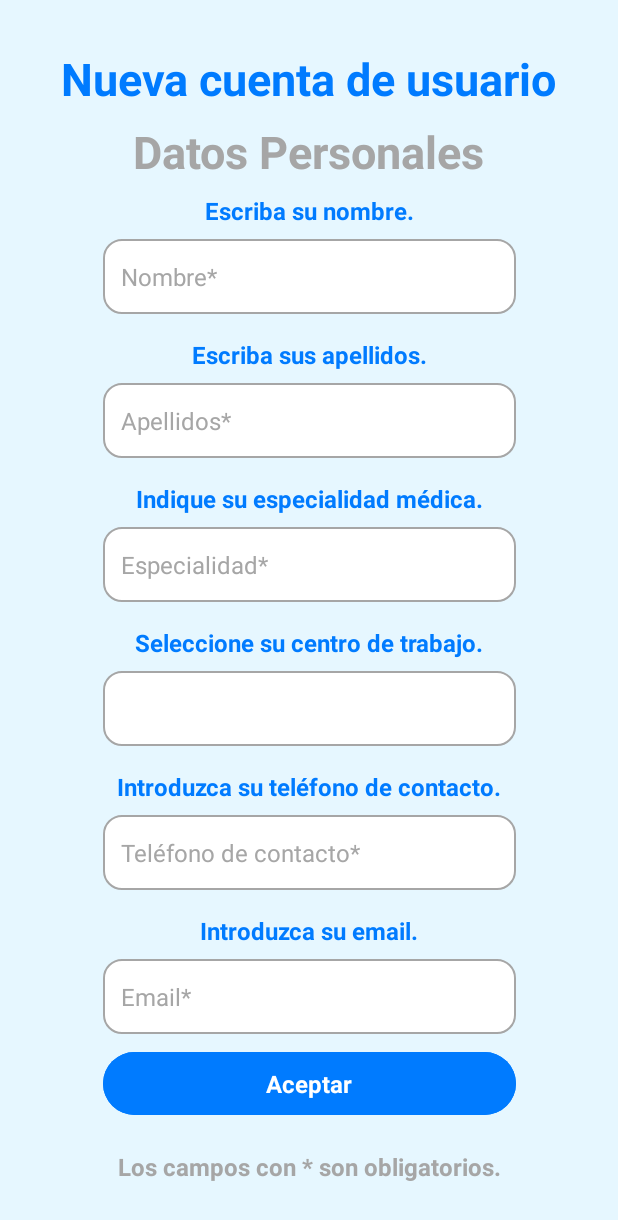
After one commit to JavPueEsc/DiagnoSkin_App, an Android app: the AltaDatosPersonalesActivity screen opened directly, with no data from a screen before it, on a phone screen of 412 x 824 dp. The commit adds this screen. Shown: the top 1220 px of the screen. Run offline under Robolectric (Android 15) with nearby library versions, the phone set to English and light mode, and no system bars.

Commit message:
Versión 1.2: Diseño AltaDatosPersonalesActivity

```diff
--- /dev/null
+++ b/app/src/main/java/es/studium/login/AltaDatosPersonalesActivity.kt
@@ -0,0 +1,16 @@
+package es.studium.login
+
+import android.os.Bundle
+import androidx.activity.enableEdgeToEdge
+import androidx.appcompat.app.AppCompatActivity
+import androidx.core.view.ViewCompat
+import androidx.core.view.WindowInsetsCompat
+import es.studium.diagnoskin_app.R
+
+class AltaDatosPersonalesActivity : AppCompatActivity() {
+    override fun onCreate(savedInstanceState: Bundle?) {
+        super.onCreate(savedInstanceState)
+
+        setContentView(R.layout.login_activity_alta_datos_personales)
+    }
+}
--- a/app/src/main/res/layout/login_activity_alta_datos_de_acceso.xml
+++ b/app/src/main/res/layout/login_activity_alta_datos_de_acceso.xml
@@ -13,17 +13,18 @@
         style="@style/TextosAzul_tam30"
         android:layout_width="wrap_content"
         android:layout_height="wrap_content"
+        android:layout_marginTop="32dp"
         android:text="@string/LO_lbl_tituloNuevaCuentaUsuario"
         app:layout_constraintBottom_toBottomOf="parent"
         app:layout_constraintEnd_toEndOf="parent"
-        app:layout_constraintHorizontal_bias="0.498"
         app:layout_constraintStart_toStartOf="parent"
         app:layout_constraintTop_toTopOf="parent"
-        app:layout_constraintVertical_bias="0.06" />
+        app:layout_constraintVertical_bias="0.0" />
 
     <TextView
         android:id="@+id/LO_lbl_DatosDeAcceso"
         style="@style/TextosGris_tam30"
+        android:layout_marginTop="8dp"
         android:layout_width="wrap_content"
         android:layout_height="wrap_content"
         android:text="@string/LO_lbl_subTituloNuevaCuentaUsuario"
@@ -31,25 +32,27 @@
         app:layout_constraintEnd_toEndOf="parent"
         app:layout_constraintStart_toStartOf="parent"
         app:layout_constraintTop_toBottomOf="@+id/LO_lbl_TituloNuevaCuentaUsuario"
-        app:layout_constraintVertical_bias="0.027" />
+        app:layout_constraintVertical_bias="0.0" />
 
     <TextView
         android:id="@+id/LO_lbl_preguntaNombreUsuario"
         style="@style/TextosAzul_tam16"
         android:layout_width="wrap_content"
         android:layout_height="wrap_content"
+        android:layout_marginTop="8dp"
         android:text="@string/LO_lbl_preguntaNombreUsuario"
         app:layout_constraintBottom_toBottomOf="parent"
         app:layout_constraintEnd_toEndOf="parent"
         app:layout_constraintStart_toStartOf="parent"
         app:layout_constraintTop_toBottomOf="@+id/LO_lbl_DatosDeAcceso"
-        app:layout_constraintVertical_bias="0.036" />
+        app:layout_constraintVertical_bias="0.0" />
 
     <EditText
         android:id="@+id/LO_txt_IntroducirUsuario"
         style="@style/EditTextRedondeado"
         android:layout_width="275dp"
         android:layout_height="50dp"
+        android:layout_marginTop="8dp"
         android:ems="10"
         android:hint="@string/LO_hintNombreUsuario"
         android:inputType="text"
@@ -57,26 +60,28 @@
         app:layout_constraintEnd_toEndOf="parent"
         app:layout_constraintStart_toStartOf="parent"
         app:layout_constraintTop_toBottomOf="@+id/LO_lbl_preguntaNombreUsuario"
-        app:layout_constraintVertical_bias="0.036" />
+        app:layout_constraintVertical_bias="0.0" />
 
     <TextView
         android:id="@+id/LO_lbl_preguntaNumColegiado"
         style="@style/TextosAzul_tam16"
         android:layout_width="wrap_content"
         android:layout_height="wrap_content"
+        android:layout_marginTop="16dp"
         android:text="@string/LO_lbl_preguntaNumColegiado"
         app:layout_constraintBottom_toBottomOf="parent"
         app:layout_constraintEnd_toEndOf="parent"
         app:layout_constraintHorizontal_bias="0.498"
         app:layout_constraintStart_toStartOf="parent"
         app:layout_constraintTop_toBottomOf="@+id/LO_txt_IntroducirUsuario"
-        app:layout_constraintVertical_bias="0.036" />
+        app:layout_constraintVertical_bias="0.0" />
 
     <EditText
         android:id="@+id/LO_txt_IntroducirNumColegiado"
         style="@style/EditTextRedondeado"
         android:layout_width="275dp"
         android:layout_height="50dp"
+        android:layout_marginTop="8dp"
         android:ems="10"
         android:hint="@string/LO_hintNumColegiado"
         android:inputType="text"
@@ -85,39 +90,42 @@
         app:layout_constraintHorizontal_bias="0.497"
         app:layout_constraintStart_toStartOf="parent"
         app:layout_constraintTop_toBottomOf="@+id/LO_lbl_preguntaNumColegiado"
-        app:layout_constraintVertical_bias="0.036" />
+        app:layout_constraintVertical_bias="0.0" />
 
     <TextView
         android:id="@+id/LO_lbl_claveSegura"
         style="@style/TextosAzul_tam16"
         android:layout_width="wrap_content"
         android:layout_height="wrap_content"
+        android:layout_marginTop="16dp"
         android:text="@string/LO_lbl_claveSegura"
         app:layout_constraintBottom_toBottomOf="parent"
         app:layout_constraintEnd_toEndOf="parent"
         app:layout_constraintHorizontal_bias="0.502"
         app:layout_constraintStart_toStartOf="parent"
         app:layout_constraintTop_toBottomOf="@+id/LO_txt_IntroducirNumColegiado"
-        app:layout_constraintVertical_bias="0.036" />
+        app:layout_constraintVertical_bias="0.0" />
 
     <TextView
         android:id="@+id/LO_lbl_digitosClave"
         style="@style/TextosAzul_tam16"
         android:layout_width="wrap_content"
         android:layout_height="wrap_content"
+        android:layout_marginTop="8dp"
         android:text="@string/LO_lbl_digitosClave"
         app:layout_constraintBottom_toBottomOf="parent"
         app:layout_constraintEnd_toEndOf="parent"
         app:layout_constraintHorizontal_bias="0.498"
         app:layout_constraintStart_toStartOf="parent"
         app:layout_constraintTop_toBottomOf="@+id/LO_lbl_claveSegura"
-        app:layout_constraintVertical_bias="0.036" />
+        app:layout_constraintVertical_bias="0.0" />
 
     <EditText
         android:id="@+id/LO_txt_IntroducirClave1"
         style="@style/EditTextRedondeado"
         android:layout_width="275dp"
         android:layout_height="50dp"
+        android:layout_marginTop="8dp"
         android:ems="10"
         android:hint="@string/LO_hintEditTextClave"
         android:inputType="text"
@@ -126,26 +134,28 @@
         app:layout_constraintHorizontal_bias="0.497"
         app:layout_constraintStart_toStartOf="parent"
         app:layout_constraintTop_toBottomOf="@+id/LO_lbl_digitosClave"
-        app:layout_constraintVertical_bias="0.036" />
+        app:layout_constraintVertical_bias="0.0" />
 
     <TextView
         android:id="@+id/LO_lbl_repitaClave"
         style="@style/TextosAzul_tam16"
         android:layout_width="wrap_content"
         android:layout_height="wrap_content"
+        android:layout_marginTop="16dp"
         android:text="@string/LO_lbl_repitaClave"
         app:layout_constraintBottom_toBottomOf="parent"
         app:layout_constraintEnd_toEndOf="parent"
         app:layout_constraintHorizontal_bias="0.498"
         app:layout_constraintStart_toStartOf="parent"
         app:layout_constraintTop_toBottomOf="@+id/LO_txt_IntroducirClave1"
-        app:layout_constraintVertical_bias="0.036" />
+        app:layout_constraintVertical_bias="0.0" />
 
     <EditText
         android:id="@+id/LO_txt_IntroducirClave2"
         style="@style/EditTextRedondeado"
         android:layout_width="275dp"
         android:layout_height="50dp"
+        android:layout_marginTop="8dp"
         android:ems="10"
         android:hint="@string/LO_hintEditTextClave"
         android:inputType="text"
@@ -153,30 +163,32 @@
         app:layout_constraintEnd_toEndOf="parent"
         app:layout_constraintStart_toStartOf="parent"
         app:layout_constraintTop_toBottomOf="@+id/LO_lbl_repitaClave"
-        app:layout_constraintVertical_bias="0.036" />
+        app:layout_constraintVertical_bias="0.0" />
 
     <Button
         android:id="@+id/LO_btn_AceptarDatosAcceso"
         style="@style/EstiloBotonesLogin"
         android:layout_width="275dp"
         android:layout_height="50dp"
+        android:layout_marginTop="16dp"
         android:text="@string/LO_btn_AceptarDatosAcceso"
         app:layout_constraintBottom_toBottomOf="parent"
         app:layout_constraintEnd_toEndOf="parent"
         app:layout_constraintStart_toStartOf="parent"
         app:layout_constraintTop_toBottomOf="@+id/LO_txt_IntroducirClave2"
-        app:layout_constraintVertical_bias="0.483" />
+        app:layout_constraintVertical_bias="0.0" />
 
     <TextView
         android:id="@+id/LO_lbl_camposObligatorios"
         android:layout_width="wrap_content"
         android:layout_height="wrap_content"
+        android:layout_marginTop="8dp"
         style="@style/TextosGris_tam16"
         android:text="@string/LO_lbl_camposObligatorios"
         app:layout_constraintBottom_toBottomOf="parent"
         app:layout_constraintEnd_toEndOf="parent"
         app:layout_constraintStart_toStartOf="parent"
         app:layout_constraintTop_toBottomOf="@+id/LO_btn_AceptarDatosAcceso"
-        app:layout_constraintVertical_bias="0.5" />
+        app:layout_constraintVertical_bias="0.0" />
 
 </androidx.constraintlayout.widget.ConstraintLayout>
--- /dev/null
+++ b/app/src/main/res/layout/login_activity_alta_datos_personales.xml
@@ -0,0 +1,190 @@
+<androidx.constraintlayout.widget.ConstraintLayout xmlns:android="http://schemas.android.com/apk/res/android"
+    xmlns:app="http://schemas.android.com/apk/res-auto"
+    xmlns:tools="http://schemas.android.com/tools"
+    android:id="@+id/main"
+    style="@style/ColorFondoLogin"
+    android:layout_width="match_parent"
+    android:layout_height="match_parent">
+
+    <TextView
+        android:id="@+id/LO_lbl_tituloNuevaCuentaUsuarioPersonales"
+        style="@style/TextosAzul_tam30"
+        android:layout_width="wrap_content"
+        android:layout_height="wrap_content"
+        android:layout_marginTop="32dp"
+        android:text="@string/LO_lbl_tituloNuevaCuentaUsuario"
+        app:layout_constraintTop_toTopOf="parent"
+        app:layout_constraintStart_toStartOf="parent"
+        app:layout_constraintEnd_toEndOf="parent" />
+
+    <TextView
+        android:id="@+id/LO_lbl_subTituloNuevaCuentaUsuario"
+        style="@style/TextosGris_tam30"
+        android:layout_width="wrap_content"
+        android:layout_height="wrap_content"
+        android:layout_marginTop="8dp"
+        android:text="@string/LO_lbl_subTituloDatosPersonales"
+        app:layout_constraintTop_toBottomOf="@id/LO_lbl_tituloNuevaCuentaUsuarioPersonales"
+        app:layout_constraintStart_toStartOf="parent"
+        app:layout_constraintEnd_toEndOf="parent" />
+
+    <TextView
+        android:id="@+id/LO_lbl_preguntaNombrePersonal"
+        style="@style/TextosAzul_tam16"
+        android:layout_width="wrap_content"
+        android:layout_height="wrap_content"
+        android:layout_marginTop="8dp"
+        android:text="@string/LO_lbl_preguntaNombrePersonal"
+        app:layout_constraintTop_toBottomOf="@id/LO_lbl_subTituloNuevaCuentaUsuario"
+        app:layout_constraintStart_toStartOf="parent"
+        app:layout_constraintEnd_toEndOf="parent" />
+
+    <EditText
+        android:id="@+id/LO_txt_NombrePersonal"
+        style="@style/EditTextRedondeado"
+        android:layout_width="275dp"
+        android:layout_height="50dp"
+        android:layout_marginTop="8dp"
+        android:hint="@string/LO_hintNombrePersonal"
+        android:inputType="text"
+        app:layout_constraintTop_toBottomOf="@id/LO_lbl_preguntaNombrePersonal"
+        app:layout_constraintStart_toStartOf="parent"
+        app:layout_constraintEnd_toEndOf="parent" />
+
+    <TextView
+        android:id="@+id/LO_lbl_preguntaApellidos"
+        style="@style/TextosAzul_tam16"
+        android:layout_width="wrap_content"
+        android:layout_height="wrap_content"
+        android:layout_marginTop="16dp"
+        android:text="@string/LO_lbl_preguntaApellidos"
+        app:layout_constraintTop_toBottomOf="@id/LO_txt_NombrePersonal"
+        app:layout_constraintStart_toStartOf="parent"
+        app:layout_constraintEnd_toEndOf="parent" />
+
+    <EditText
+        android:id="@+id/LO_txt_Apellidos"
+        style="@style/EditTextRedondeado"
+        android:layout_width="275dp"
+        android:layout_height="50dp"
+        android:layout_marginTop="8dp"
+        android:hint="@string/LO_hintApellidos"
+        android:inputType="text"
+        app:layout_constraintTop_toBottomOf="@id/LO_lbl_preguntaApellidos"
+        app:layout_constraintStart_toStartOf="parent"
+        app:layout_constraintEnd_toEndOf="parent" />
+
+    <TextView
+        android:id="@+id/LO_lbl_preguntaEspecialidad"
+        style="@style/TextosAzul_tam16"
+        android:layout_width="wrap_content"
+        android:layout_height="wrap_content"
+        android:layout_marginTop="16dp"
+        android:text="@string/LO_lbl_preguntaEspecialidad"
+        app:layout_constraintTop_toBottomOf="@id/LO_txt_Apellidos"
+        app:layout_constraintStart_toStartOf="parent"
+        app:layout_constraintEnd_toEndOf="parent" />
+
+    <EditText
+        android:id="@+id/LO_txt_Especialidad"
+        style="@style/EditTextRedondeado"
+        android:layout_width="275dp"
+        android:layout_height="50dp"
+        android:layout_marginTop="8dp"
+        android:hint="@string/LO_hintEspecialidad"
+        android:inputType="text"
+        app:layout_constraintTop_toBottomOf="@id/LO_lbl_preguntaEspecialidad"
+        app:layout_constraintStart_toStartOf="parent"
+        app:layout_constraintEnd_toEndOf="parent" />
+
+    <TextView
+        android:id="@+id/LO_lbl_preguntaCentroDeTrabajo"
+        style="@style/TextosAzul_tam16"
+        android:layout_width="wrap_content"
+        android:layout_height="wrap_content"
+        android:layout_marginTop="16dp"
+        android:text="@string/LO_lbl_preguntaCentroDeTrabajo"
+        app:layout_constraintTop_toBottomOf="@id/LO_txt_Especialidad"
+        app:layout_constraintStart_toStartOf="parent"
+        app:layout_constraintEnd_toEndOf="parent" />
+
+    <Spinner
+        android:id="@+id/spinner"
+        style="@style/EditTextRedondeado"
+        android:layout_width="275dp"
+        android:layout_height="50dp"
+        android:layout_marginTop="8dp"
+        app:layout_constraintTop_toBottomOf="@id/LO_lbl_preguntaCentroDeTrabajo"
+        app:layout_constraintStart_toStartOf="parent"
+        app:layout_constraintEnd_toEndOf="parent" />
+
+    <TextView
+        android:id="@+id/LO_lbl_preguntaTelefono"
+        style="@style/TextosAzul_tam16"
+        android:layout_width="wrap_content"
+        android:layout_height="wrap_content"
+        android:layout_marginTop="16dp"
+        android:text="@string/LO_lbl_preguntaTelefono"
+        app:layout_constraintTop_toBottomOf="@id/spinner"
+        app:layout_constraintStart_toStartOf="parent"
+        app:layout_constraintEnd_toEndOf="parent" />
+
+    <EditText
+        android:id="@+id/LO_txt_Telefono"
+        style="@style/EditTextRedondeado"
+        android:layout_width="275dp"
+        android:layout_height="50dp"
+        android:layout_marginTop="8dp"
+        android:hint="@string/LO_hintTelefono"
+        android:inputType="text"
+        app:layout_constraintTop_toBottomOf="@id/LO_lbl_preguntaTelefono"
+        app:layout_constraintStart_toStartOf="parent"
+        app:layout_constraintEnd_toEndOf="parent" />
+
+    <TextView
+        android:id="@+id/LO_lbl_preguntaEmail"
+        style="@style/TextosAzul_tam16"
+        android:layout_width="wrap_content"
+        android:layout_height="wrap_content"
+        android:layout_marginTop="16dp"
+        android:text="@string/LO_lbl_preguntaEmail"
+        app:layout_constraintTop_toBottomOf="@id/LO_txt_Telefono"
+        app:layout_constraintStart_toStartOf="parent"
+        app:layout_constraintEnd_toEndOf="parent" />
+
+    <EditText
+        android:id="@+id/LO_txt_Email"
+        style="@style/EditTextRedondeado"
+        android:layout_width="275dp"
+        android:layout_height="50dp"
+        android:layout_marginTop="8dp"
+        android:hint="@string/LO_hintEmail"
+        android:inputType="text"
+        app:layout_constraintTop_toBottomOf="@id/LO_lbl_preguntaEmail"
+        app:layout_constraintStart_toStartOf="parent"
+        app:layout_constraintEnd_toEndOf="parent" />
+
+    <Button
+        android:id="@+id/LO_btn_AceptarDatosPersonales"
+        style="@style/EstiloBotonesLogin"
+        android:layout_width="275dp"
+        android:layout_height="50dp"
+        android:layout_marginTop="8dp"
+        android:text="@string/LO_btn_AceptarDatosPersonales"
+        app:layout_constraintTop_toBottomOf="@id/LO_txt_Email"
+        app:layout_constraintStart_toStartOf="parent"
+        app:layout_constraintEnd_toEndOf="parent" />
+
+    <TextView
+        android:id="@+id/LO_lbl_camposObligatorios2"
+        style="@style/TextosGris_tam16"
+        android:layout_width="wrap_content"
+        android:layout_height="wrap_content"
+        android:layout_marginBottom="16dp"
+        android:text="@string/LO_lbl_camposObligatorios"
+        app:layout_constraintTop_toBottomOf="@id/LO_btn_AceptarDatosPersonales"
+        app:layout_constraintBottom_toBottomOf="parent"
+        app:layout_constraintStart_toStartOf="parent"
+        app:layout_constraintEnd_toEndOf="parent" />
+
+</androidx.constraintlayout.widget.ConstraintLayout>
--- a/app/src/main/res/values/strings.xml
+++ b/app/src/main/res/values/strings.xml
@@ -23,4 +23,19 @@
     <string name="LO_lbl_repitaClave">Repita la contraseña.</string>
     <string name="LO_lbl_camposObligatorios">Los campos con * son obligatorios.</string>
     <string name="LO_btn_AceptarDatosAcceso">Aceptar</string>
+
+    <!--AltaDatosPersonalesActivity -->
+    <string name="LO_lbl_subTituloDatosPersonales">Datos Personales</string>
+    <string name="LO_lbl_preguntaNombrePersonal">Escriba su nombre.</string>
+    <string name="LO_hintNombrePersonal">Nombre*</string>
+    <string name="LO_lbl_preguntaApellidos">Escriba sus apellidos.</string>
+    <string name="LO_hintApellidos">Apellidos*</string>
+    <string name="LO_lbl_preguntaEspecialidad">Indique su especialidad médica.</string>
+    <string name="LO_hintEspecialidad">Especialidad*</string>
+    <string name="LO_lbl_preguntaCentroDeTrabajo">Seleccione su centro de trabajo.</string>
+    <string name="LO_lbl_preguntaTelefono">Introduzca su teléfono de contacto.</string>
+    <string name="LO_hintTelefono">Teléfono de contacto*</string>
+    <string name="LO_lbl_preguntaEmail">Introduzca su email.</string>
+    <string name="LO_hintEmail">Email*</string>
+    <string name="LO_btn_AceptarDatosPersonales">Aceptar</string>
 </resources>
```
Also changed, not shown: app/src/main/AndroidManifest.xml (+11 -5 lines).
